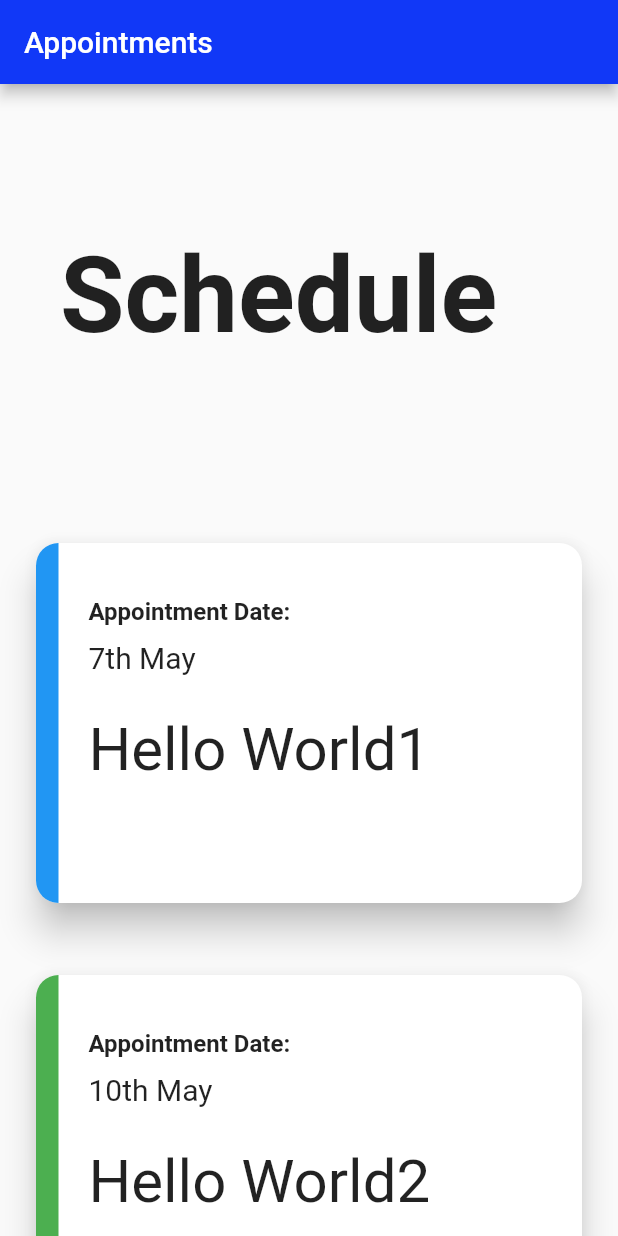
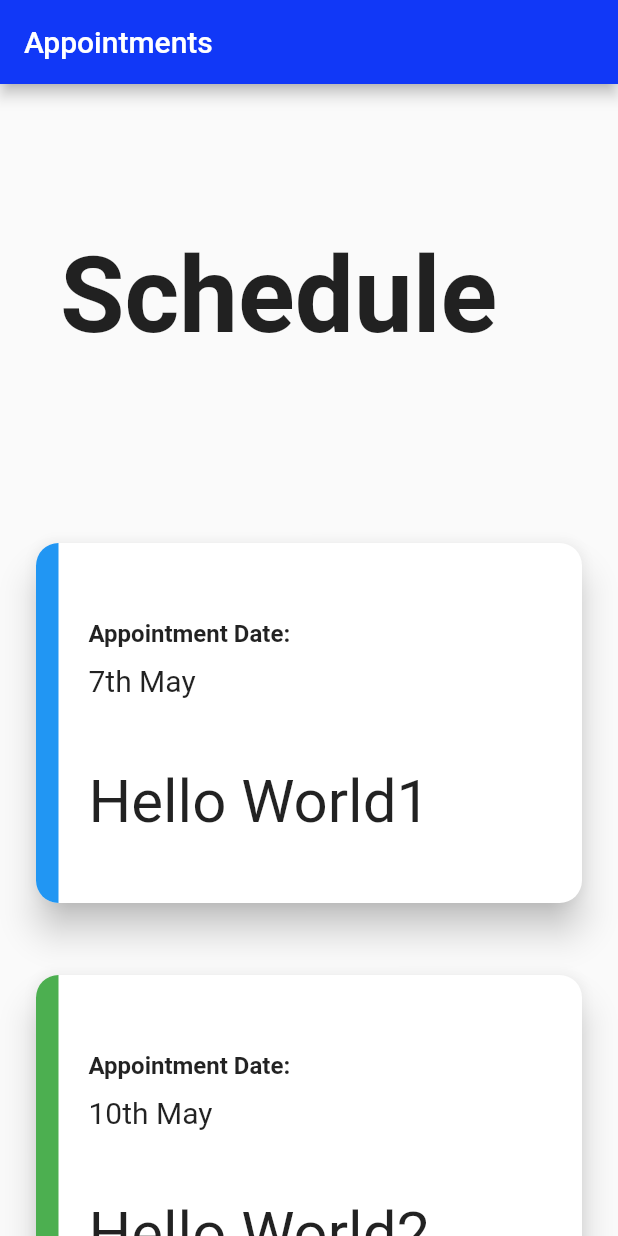
Before and after one commit to kodeinnovate/kode_rx, a Flutter app: the screen it shows after launch, on a phone screen of 412 x 824 dp. Run offline on Flutter 3.47's test engine with Material 2 defaults, Android fonts, the phone set to English and light mode, and no system bars.

Commit message:
modified:   lib/patient_appointments.dart modified:   lib/square.dart

```diff
--- a/lib/patient_appointments.dart
+++ b/lib/patient_appointments.dart
@@ -66,7 +66,7 @@ class PatientAppointmentsScreen extends StatelessWidget {
               child: ListView.builder(
                 itemCount: lists.length,
                 itemBuilder: (context, index) {
-                  return MySquare(child: lists[index].name, date: lists[index].date, status: lists[index].status);
+                  return MySquare(name: lists[index].name, date: lists[index].date, status: lists[index].status);
 
                 },
               ),
--- a/lib/square.dart
+++ b/lib/square.dart
@@ -2,10 +2,10 @@ import 'package:flutter/material.dart';
 import 'package:kode_rx/common_class.dart';
 
 class MySquare extends StatelessWidget {
-  final child;
+  final name;
   final date;
   final status;
-  MySquare({required this.child, required this.date, required this.status});
+  MySquare({required this.name, required this.date, required this.status});
 
   @override
   Widget build(BuildContext context) {
@@ -13,6 +13,7 @@ class MySquare extends StatelessWidget {
     return Padding(
       padding: const EdgeInsets.all(20.0),
       child: Card(
+        color: Colors.white,
         shape: RoundedRectangleBorder(
           borderRadius: BorderRadius.circular(15.0),
         ),
@@ -34,7 +35,6 @@ class MySquare extends StatelessWidget {
                 );
               },
             ),
-
             Padding(
               padding: const EdgeInsets.all(20.0),
               child: Column(
@@ -48,6 +48,7 @@ class MySquare extends StatelessWidget {
                         style: TextStyle(
                             fontSize: 16, fontWeight: FontWeight.bold),
                       ),
+
                       Padding(
                         padding: EdgeInsets.fromLTRB(0, 10, 0, 0),
                         child: Text(
@@ -57,16 +58,17 @@ class MySquare extends StatelessWidget {
                       ),
                     ],
                   ),
-                const  Padding(
-                    padding: EdgeInsets.fromLTRB(30, 0, 30, 0),
-                    child: Divider(color: Colors.black54),
+                  Padding(
+                    padding: EdgeInsets.symmetric(vertical: 10),
+                    child: Divider(color: Colors.black87),
                   ),
+
                   Container(
-                    height: 100,
+                    height: 50,
                     child: Padding(
                       padding: const EdgeInsets.fromLTRB(0, 10, 0, 0),
                       child: Text(
-                        child,
+                        name,
                         style: TextStyle(fontSize: 40),
                       ),
                     ),
```
Lines whose indentation alone changed are shown as unchanged.
